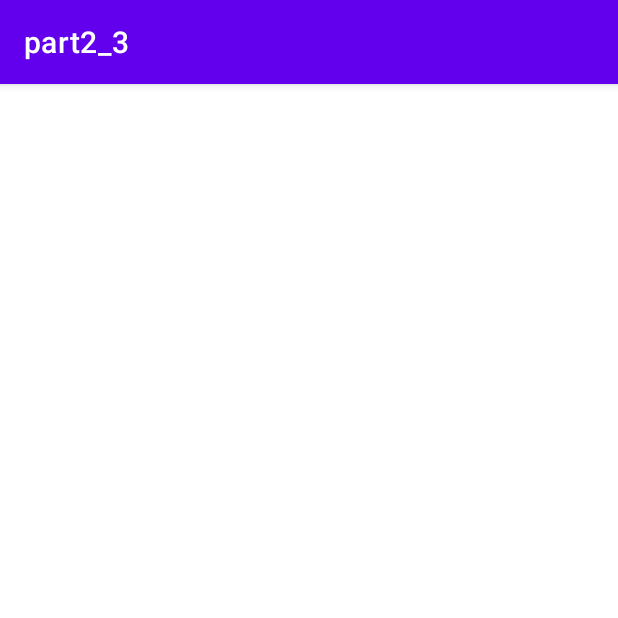
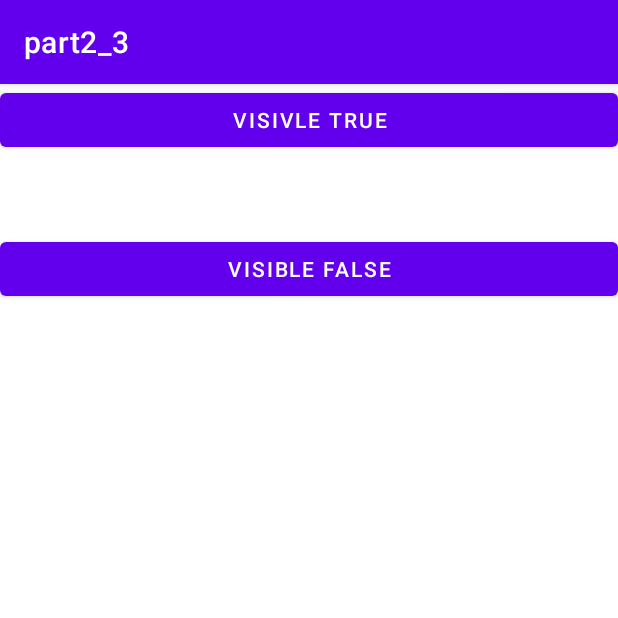
Before and after one commit to HAHYEM/androidtest, an Android app: the Lab3_3Activity screen opened directly, with no data from a screen before it, on a phone screen of 412 x 824 dp, the top half of it. Run offline under Robolectric (Android 15) with nearby library versions, the phone set to English and light mode, and no system bars.

Commit message:
visible and invisible

```diff
--- a/part2_3/src/main/java/com/example/part2_3/Lab3_3Activity.java
+++ b/part2_3/src/main/java/com/example/part2_3/Lab3_3Activity.java
@@ -1,14 +1,41 @@
 package com.example.part2_3;
 
 import android.os.Bundle;
+import android.view.View;
+import android.widget.Button;
+import android.widget.TextView;
 
 import androidx.appcompat.app.AppCompatActivity;
 
-public class Lab3_3Activity extends AppCompatActivity {
+public class Lab3_3Activity extends AppCompatActivity implements View.OnClickListener {
+
+    Button trueBtn;
+    TextView targetTextView;
+    Button falseBtn;
 
     @Override
     protected void onCreate(Bundle savedInstanceState) {
         super.onCreate(savedInstanceState);
         setContentView(R.layout.activity_lab3_3);
+
+        //View 객체 획득
+        trueBtn = findViewById(R.id.btn_visible_true);
+        targetTextView = findViewById(R.id.text_visible_target);
+        falseBtn = findViewById(R.id.btn_visible_false);
+
+        //Button 이벤트 등록
+        trueBtn.setOnClickListener(this);
+        falseBtn.setOnClickListener(this);
+    }
+
+    @Override
+    public void onClick(View v) {
+        if(v == trueBtn) {
+            //trueBtn 이 눌리면 targetTextView 를 visible 상태로 변경
+            targetTextView.setVisibility(View.VISIBLE);
+        } else if(v == falseBtn) {
+            //falseBtn 이 눌리면 targetTextView 를 invisible 상태로 변경
+            targetTextView.setVisibility(View.INVISIBLE);
+        }
     }
 }
--- a/part2_3/src/main/res/layout/activity_lab3_3.xml
+++ b/part2_3/src/main/res/layout/activity_lab3_3.xml
@@ -1,9 +1,29 @@
 <?xml version="1.0" encoding="utf-8"?>
-<androidx.constraintlayout.widget.ConstraintLayout xmlns:android="http://schemas.android.com/apk/res/android"
+<LinearLayout xmlns:android="http://schemas.android.com/apk/res/android"
     xmlns:app="http://schemas.android.com/apk/res-auto"
     xmlns:tools="http://schemas.android.com/tools"
     android:layout_width="match_parent"
     android:layout_height="match_parent"
-    tools:context=".Lab3_3Activity">
+    android:orientation="vertical">
 
-</androidx.constraintlayout.widget.ConstraintLayout>
+    <Button
+        android:id="@+id/btn_visible_true"
+        android:layout_width="match_parent"
+        android:layout_height="wrap_content"
+        android:text="visivle true"/>
+    <TextView
+        android:id="@+id/text_visible_target"
+        android:layout_width="match_parent"
+        android:layout_height="wrap_content"
+        android:text="hello world"
+        android:background="#FF0000"
+        android:textColor="#FFFFFF"
+        android:padding="16dp"
+        android:visibility="invisible"/>
+    <Button
+        android:id="@+id/btn_visible_false"
+        android:layout_width="match_parent"
+        android:layout_height="wrap_content"
+        android:text="visible false"/>
+
+</LinearLayout>
```
Also changed, not shown: 21 other files.
